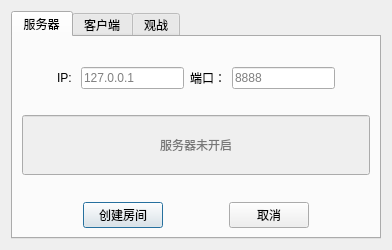
This is netconnectdialog.ui in y4ngyy/HotFight as Qt 5 draws it before an edit. The edited form follows.
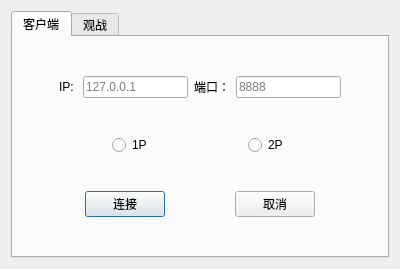
This is the edited form. The open tabs and pages were chosen to show the change.

Diff of the .ui file:
```diff
--- a/netconnectdialog.ui
+++ b/netconnectdialog.ui
@@ -6,8 +6,8 @@
    <rect>
     <x>0</x>
     <y>0</y>
-    <width>392</width>
-    <height>250</height>
+    <width>400</width>
+    <height>269</height>
    </rect>
   </property>
   <property name="windowTitle">
@@ -19,217 +19,30 @@
      <property name="currentIndex">
       <number>1</number>
      </property>
-     <widget class="QWidget" name="server">
-      <property name="contextMenuPolicy">
-       <enum>Qt::PreventContextMenu</enum>
-      </property>
-      <attribute name="title">
-       <string>服务器</string>
-      </attribute>
-      <layout class="QVBoxLayout" name="verticalLayout_3">
-       <item>
-        <layout class="QVBoxLayout" name="verticalLayout_2">
-         <item>
-          <spacer name="verticalSpacer_5">
-           <property name="orientation">
-            <enum>Qt::Vertical</enum>
-           </property>
-           <property name="sizeHint" stdset="0">
-            <size>
-             <width>20</width>
-             <height>40</height>
-            </size>
-           </property>
-          </spacer>
-         </item>
-         <item>
-          <layout class="QHBoxLayout" name="horizontalLayout">
-           <item>
-            <spacer name="horizontalSpacer_4">
-             <property name="orientation">
-              <enum>Qt::Horizontal</enum>
-             </property>
-             <property name="sizeHint" stdset="0">
-              <size>
-               <width>40</width>
-               <height>20</height>
-              </size>
-             </property>
-            </spacer>
-           </item>
-           <item>
-            <widget class="QLabel" name="label">
-             <property name="text">
-              <string>IP: </string>
-             </property>
-            </widget>
-           </item>
-           <item>
-            <widget class="QLineEdit" name="serverIP">
-             <property name="placeholderText">
-              <string>127.0.0.1</string>
-             </property>
-            </widget>
-           </item>
-           <item>
-            <widget class="QLabel" name="label_2">
-             <property name="text">
-              <string>端口：</string>
-             </property>
-            </widget>
-           </item>
-           <item>
-            <widget class="QLineEdit" name="serverPort">
-             <property name="placeholderText">
-              <string>8888</string>
-             </property>
-            </widget>
-           </item>
-           <item>
-            <spacer name="horizontalSpacer_5">
-             <property name="orientation">
-              <enum>Qt::Horizontal</enum>
-             </property>
-             <property name="sizeHint" stdset="0">
-              <size>
-               <width>40</width>
-               <height>20</height>
-              </size>
-             </property>
-            </spacer>
-           </item>
-          </layout>
-         </item>
-         <item>
-          <spacer name="verticalSpacer_3">
-           <property name="orientation">
-            <enum>Qt::Vertical</enum>
-           </property>
-           <property name="sizeHint" stdset="0">
-            <size>
-             <width>20</width>
-             <height>40</height>
-            </size>
-           </property>
-          </spacer>
-         </item>
-         <item>
-          <widget class="QLineEdit" name="serverHint">
-           <property name="enabled">
-            <bool>false</bool>
-           </property>
-           <property name="minimumSize">
-            <size>
-             <width>0</width>
-             <height>60</height>
-            </size>
-           </property>
-           <property name="inputMask">
-            <string/>
-           </property>
-           <property name="alignment">
-            <set>Qt::AlignCenter</set>
-           </property>
-           <property name="placeholderText">
-            <string>服务器未开启</string>
-           </property>
-          </widget>
-         </item>
-         <item>
-          <spacer name="verticalSpacer_4">
-           <property name="orientation">
-            <enum>Qt::Vertical</enum>
-           </property>
-           <property name="sizeHint" stdset="0">
-            <size>
-             <width>20</width>
-             <height>40</height>
-            </size>
-           </property>
-          </spacer>
-         </item>
-         <item>
-          <layout class="QHBoxLayout" name="horizontalLayout_2">
-           <item>
-            <spacer name="horizontalSpacer">
-             <property name="orientation">
-              <enum>Qt::Horizontal</enum>
-             </property>
-             <property name="sizeHint" stdset="0">
-              <size>
-               <width>40</width>
-               <height>20</height>
-              </size>
-             </property>
-            </spacer>
-           </item>
-           <item>
-            <widget class="QPushButton" name="serverListen">
-             <property name="text">
-              <string>创建房间</string>
-             </property>
-            </widget>
-           </item>
-           <item>
-            <spacer name="horizontalSpacer_2">
-             <property name="orientation">
-              <enum>Qt::Horizontal</enum>
-             </property>
-             <property name="sizeHint" stdset="0">
-              <size>
-               <width>40</width>
-               <height>20</height>
-              </size>
-             </property>
-            </spacer>
-           </item>
-           <item>
-            <widget class="QPushButton" name="serverCancel">
-             <property name="text">
-              <string>取消</string>
-             </property>
-            </widget>
-           </item>
-           <item>
-            <spacer name="horizontalSpacer_3">
-             <property name="orientation">
-              <enum>Qt::Horizontal</enum>
-             </property>
-             <property name="sizeHint" stdset="0">
-              <size>
-               <width>40</width>
-               <height>20</height>
-              </size>
-             </property>
-            </spacer>
-           </item>
-          </layout>
-         </item>
-        </layout>
-       </item>
-      </layout>
-     </widget>
+     <property name="usesScrollButtons">
+      <bool>true</bool>
+     </property>
      <widget class="QWidget" name="client">
       <attribute name="title">
        <string>客户端</string>
       </attribute>
-      <layout class="QVBoxLayout" name="verticalLayout_5">
+      <layout class="QVBoxLayout" name="verticalLayout_2">
        <item>
-        <layout class="QVBoxLayout" name="verticalLayout_4">
-         <item>
-          <spacer name="verticalSpacer_6">
+        <layout class="QFormLayout" name="formLayout">
+         <item row="0" column="1">
+          <spacer name="verticalSpacer">
            <property name="orientation">
             <enum>Qt::Vertical</enum>
            </property>
            <property name="sizeHint" stdset="0">
             <size>
-             <width>20</width>
-             <height>40</height>
+             <width>98</width>
+             <height>20</height>
             </size>
            </property>
           </spacer>
          </item>
-         <item>
+         <item row="1" column="0" colspan="2">
           <layout class="QHBoxLayout" name="horizontalLayout_3">
            <item>
             <spacer name="horizontalSpacer_6">
@@ -287,55 +100,7 @@
            </item>
           </layout>
          </item>
-         <item>
-          <spacer name="verticalSpacer">
-           <property name="orientation">
-            <enum>Qt::Vertical</enum>
-           </property>
-           <property name="sizeHint" stdset="0">
-            <size>
-             <width>20</width>
-             <height>40</height>
-            </size>
-           </property>
-          </spacer>
-         </item>
-         <item>
-          <widget class="QLineEdit" name="clientHint">
-           <property name="enabled">
-            <bool>false</bool>
-           </property>
-           <property name="minimumSize">
-            <size>
-             <width>0</width>
-             <height>60</height>
-            </size>
-           </property>
-           <property name="inputMask">
-            <string/>
-           </property>
-           <property name="alignment">
-            <set>Qt::AlignCenter</set>
-           </property>
-           <property name="placeholderText">
-            <string>客户端未连接</string>
-           </property>
-          </widget>
-         </item>
-         <item>
-          <spacer name="verticalSpacer_2">
-           <property name="orientation">
-            <enum>Qt::Vertical</enum>
-           </property>
-           <property name="sizeHint" stdset="0">
-            <size>
-             <width>20</width>
-             <height>40</height>
-            </size>
-           </property>
-          </spacer>
-         </item>
-         <item>
+         <item row="5" column="0" colspan="2">
           <layout class="QHBoxLayout" name="horizontalLayout_4">
            <item>
             <spacer name="horizontalSpacer_8">
@@ -392,6 +157,102 @@
            </item>
           </layout>
          </item>
+         <item row="6" column="1">
+          <spacer name="verticalSpacer_6">
+           <property name="orientation">
+            <enum>Qt::Vertical</enum>
+           </property>
+           <property name="sizeHint" stdset="0">
+            <size>
+             <width>17</width>
+             <height>20</height>
+            </size>
+           </property>
+          </spacer>
+         </item>
+         <item row="2" column="0" colspan="2">
+          <spacer name="verticalSpacer_3">
+           <property name="orientation">
+            <enum>Qt::Vertical</enum>
+           </property>
+           <property name="sizeHint" stdset="0">
+            <size>
+             <width>20</width>
+             <height>20</height>
+            </size>
+           </property>
+          </spacer>
+         </item>
+         <item row="4" column="0" colspan="2">
+          <spacer name="verticalSpacer_2">
+           <property name="orientation">
+            <enum>Qt::Vertical</enum>
+           </property>
+           <property name="sizeHint" stdset="0">
+            <size>
+             <width>20</width>
+             <height>20</height>
+            </size>
+           </property>
+          </spacer>
+         </item>
+         <item row="3" column="0" colspan="2">
+          <layout class="QHBoxLayout" name="horizontalLayout">
+           <item>
+            <spacer name="horizontalSpacer_3">
+             <property name="orientation">
+              <enum>Qt::Horizontal</enum>
+             </property>
+             <property name="sizeHint" stdset="0">
+              <size>
+               <width>40</width>
+               <height>20</height>
+              </size>
+             </property>
+            </spacer>
+           </item>
+           <item>
+            <widget class="QRadioButton" name="radioButton">
+             <property name="text">
+              <string>1P</string>
+             </property>
+            </widget>
+           </item>
+           <item>
+            <spacer name="horizontalSpacer">
+             <property name="orientation">
+              <enum>Qt::Horizontal</enum>
+             </property>
+             <property name="sizeHint" stdset="0">
+              <size>
+               <width>40</width>
+               <height>20</height>
+              </size>
+             </property>
+            </spacer>
+           </item>
+           <item>
+            <widget class="QRadioButton" name="radioButton_2">
+             <property name="text">
+              <string>2P</string>
+             </property>
+            </widget>
+           </item>
+           <item>
+            <spacer name="horizontalSpacer_2">
+             <property name="orientation">
+              <enum>Qt::Horizontal</enum>
+             </property>
+             <property name="sizeHint" stdset="0">
+              <size>
+               <width>40</width>
+               <height>20</height>
+              </size>
+             </property>
+            </spacer>
+           </item>
+          </layout>
+         </item>
         </layout>
        </item>
       </layout>
```
Left out of the diff: 2 changed lines with no effect on the pictures.
